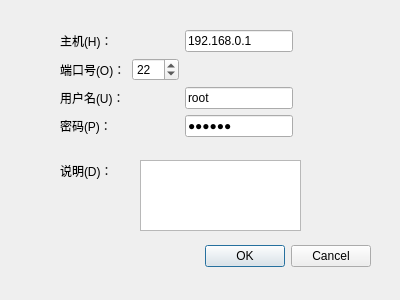
H-tao/Penguin, file WindowsClient/shh_UI/newconnection.ui: the form before one commit.
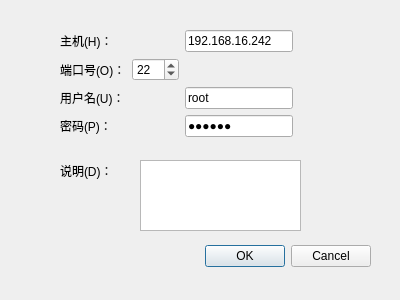
The form after the commit.

What changed in the file:
```diff
--- a/WindowsClient/shh_UI/newconnection.ui
+++ b/WindowsClient/shh_UI/newconnection.ui
@@ -106,7 +106,7 @@
       <item>
        <widget class="QLineEdit" name="hostNumLineEdit">
         <property name="text">
-         <string>192.168.0.1</string>
+         <string>192.168.16.242</string>
         </property>
        </widget>
       </item>
```
